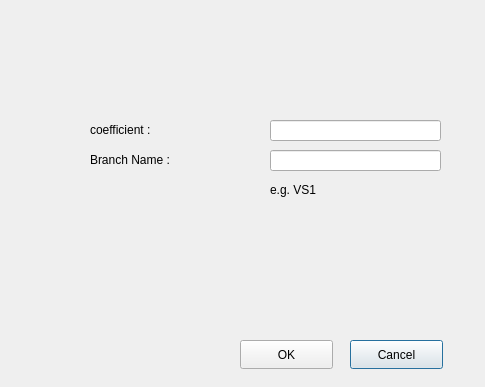
This is current_control_voltage_source_dialog.ui in chewoo/L2Spice as Qt 5 draws it before an edit. The edited form follows.
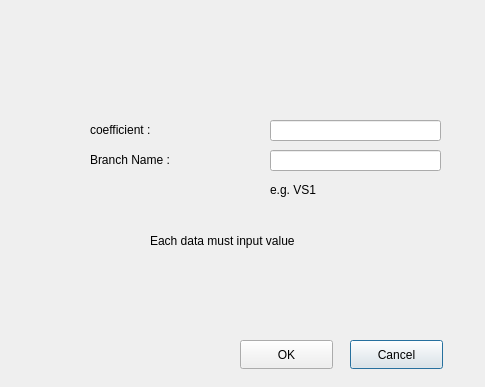
This is the edited form.

Commit message: fixed input value bug

Diff of the .ui file:
```diff
--- a/current_control_voltage_source_dialog.ui
+++ b/current_control_voltage_source_dialog.ui
@@ -101,6 +101,19 @@
     <string>OK</string>
    </property>
   </widget>
+  <widget class="QLabel" name="warning">
+   <property name="geometry">
+    <rect>
+     <x>150</x>
+     <y>230</y>
+     <width>191</width>
+     <height>21</height>
+    </rect>
+   </property>
+   <property name="text">
+    <string>Each data must input value</string>
+   </property>
+  </widget>
  </widget>
  <resources/>
  <connections/>
```
The commit also changes 10 other files.
